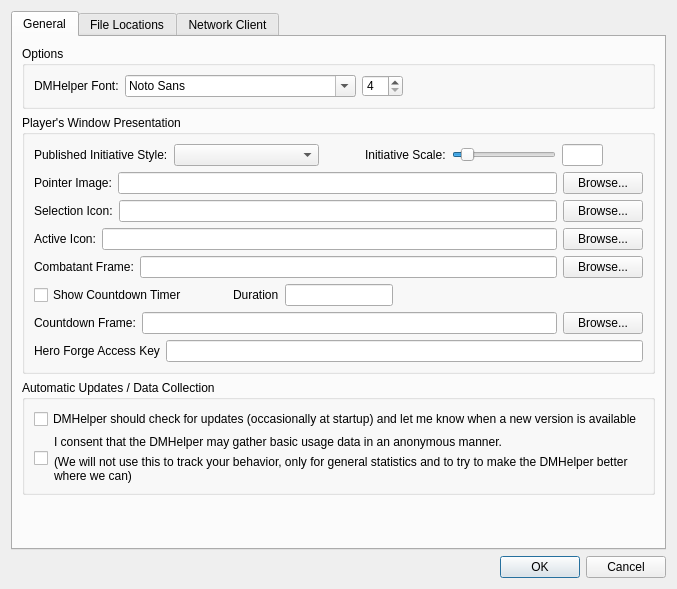
Above: DMHelper/src/optionsdialog.ui from MMetze/DMHelper before the change. Below: the same form after it.
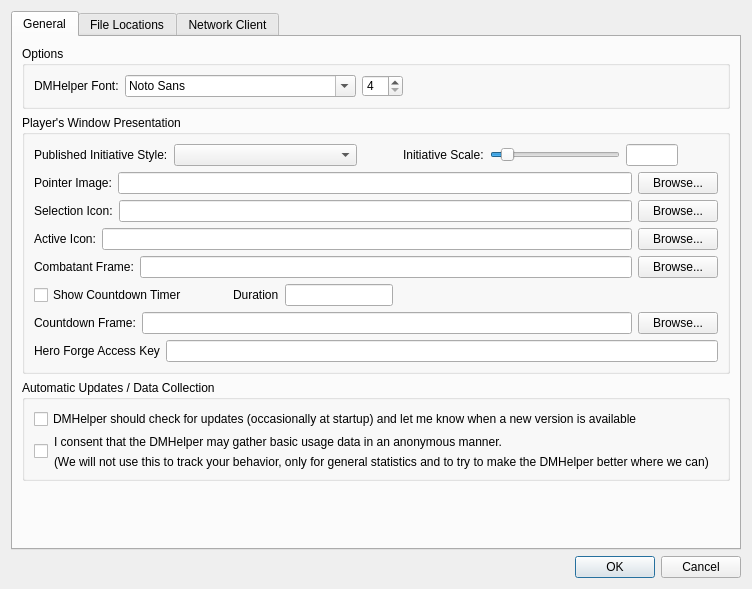
That is the form after the change. Icons and pictures are not drawn.

```diff
--- a/DMHelper/src/optionsdialog.ui
+++ b/DMHelper/src/optionsdialog.ui
@@ -6,7 +6,7 @@
    <rect>
     <x>0</x>
     <y>0</y>
-    <width>668</width>
+    <width>752</width>
     <height>589</height>
    </rect>
   </property>
@@ -19,6 +19,12 @@
   <layout class="QVBoxLayout" name="verticalLayout_7">
    <item>
     <widget class="QTabWidget" name="tabWidget">
+     <property name="sizePolicy">
+      <sizepolicy hsizetype="Preferred" vsizetype="Preferred">
+       <horstretch>0</horstretch>
+       <verstretch>0</verstretch>
+      </sizepolicy>
+     </property>
      <property name="currentIndex">
       <number>0</number>
      </property>
@@ -433,9 +439,12 @@
          <property name="orientation">
           <enum>Qt::Vertical</enum>
          </property>
+         <property name="sizeType">
+          <enum>QSizePolicy::Preferred</enum>
+         </property>
          <property name="sizeHint" stdset="0">
           <size>
-           <width>20</width>
+           <width>5</width>
            <height>274</height>
           </size>
          </property>
```
Left out of the diff: 10 changed lines with no effect on the pictures.
